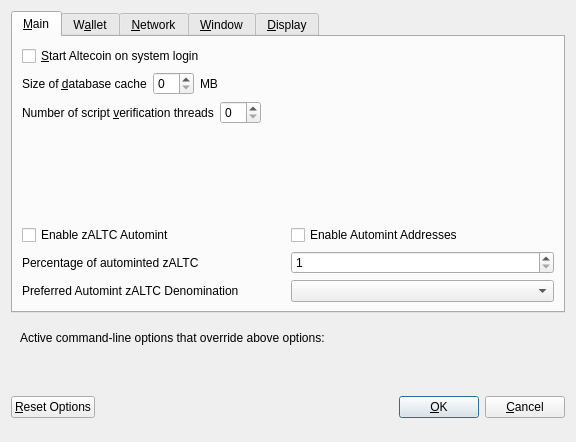
bontecoin/BONTE, file src/qt/forms/optionsdialog.ui: the form before one commit.
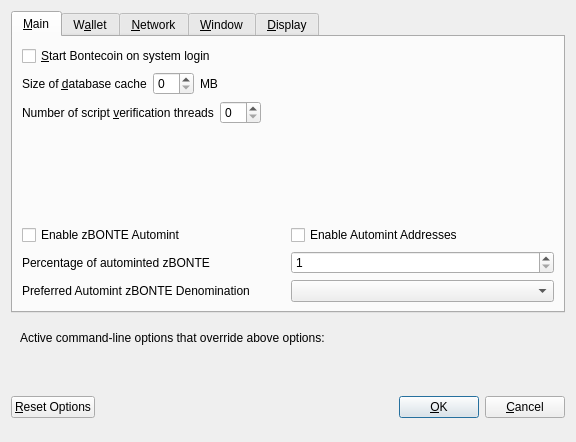
The form after the commit. Custom widgets are drawn as their Qt base class.

Patch:
```diff
--- a/src/qt/forms/optionsdialog.ui
+++ b/src/qt/forms/optionsdialog.ui
@@ -33,7 +33,7 @@
           <string>Automatically start Altecoin after logging in to the system.</string>
          </property>
          <property name="text">
-          <string>&amp;Start Altecoin on system login</string>
+          <string>&amp;Start Bontecoin on system login</string>
          </property>
         </widget>
        </item>
@@ -147,7 +147,7 @@
                <enum>Qt::LeftToRight</enum>
               </property>
               <property name="text">
-               <string>Enable zALTC Automint</string>
+               <string>Enable zBONTE Automint</string>
               </property>
              </widget>
             </item>
@@ -174,7 +174,7 @@
                <string>Percentage of incoming ALTC which get automatically converted to zALTC via Zerocoin Protocol (min: 10%)</string>
               </property>
               <property name="text">
-               <string>Percentage of autominted zALTC</string>
+               <string>Percentage of autominted zBONTE</string>
               </property>
              </widget>
             </item>
@@ -207,7 +207,7 @@
                <string>Wait with automatic conversion to Zerocoin until enough ALTC for this denomination is available</string>
               </property>
               <property name="text">
-               <string>Preferred Automint zALTC Denomination</string>
+               <string>Preferred Automint zBONTE Denomination</string>
               </property>
              </widget>
             </item>
```
Left out of the diff: 20 changed lines with no effect on the pictures.
